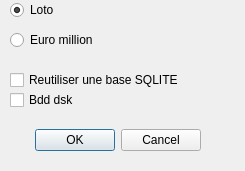
Before: the Qt Designer form choixjeux.ui in pbarreau/stat, drawn with Qt 5.
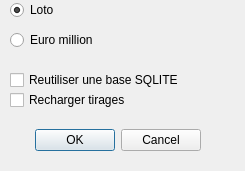
After: the same form once the commit is applied.

```diff
--- a/choixjeux.ui
+++ b/choixjeux.ui
@@ -81,7 +81,7 @@
     </rect>
    </property>
    <property name="text">
-    <string>Bdd dsk</string>
+    <string>Recharger tirages</string>
    </property>
   </widget>
  </widget>
```
